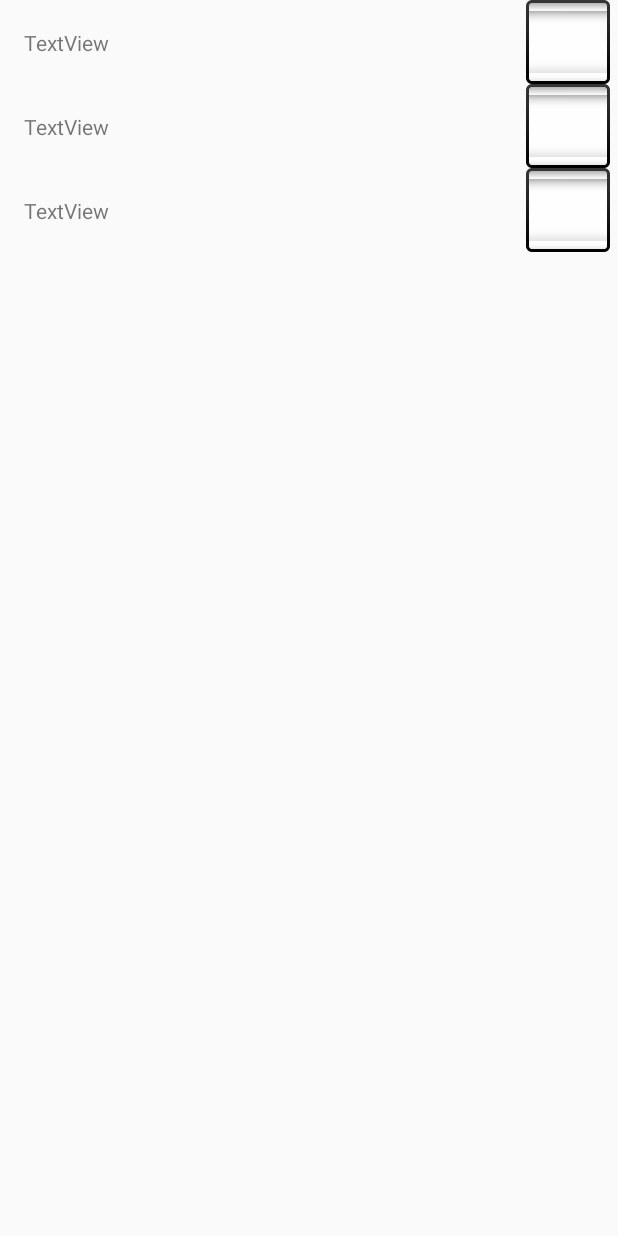
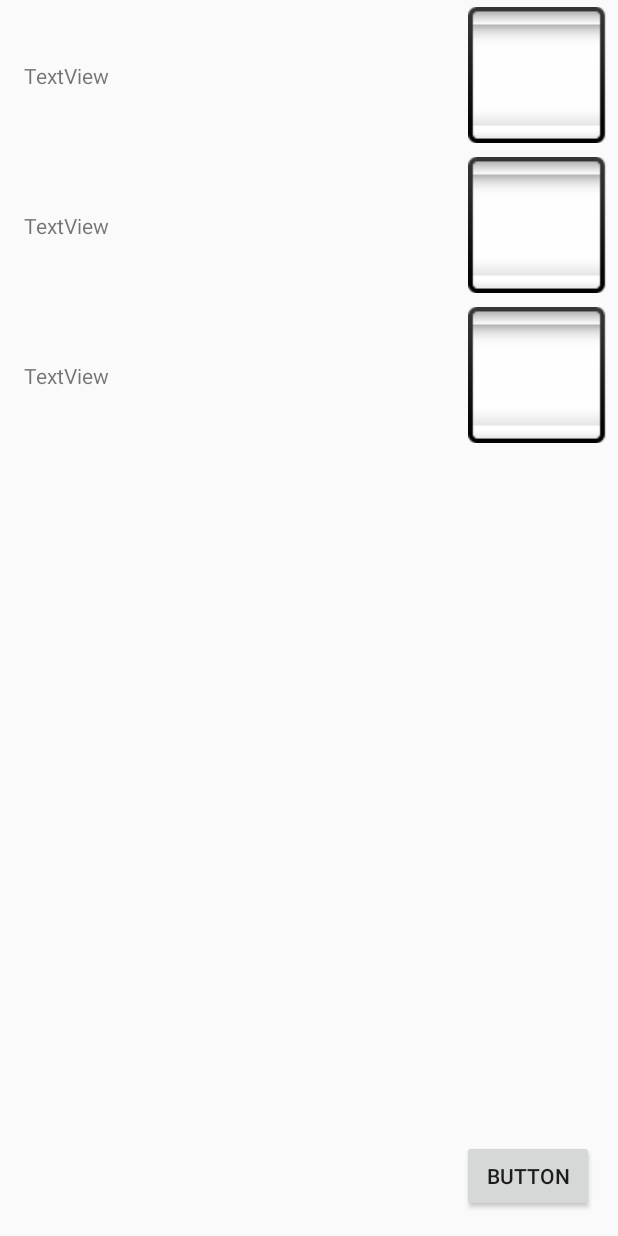
Before and after one commit to ErichComparin/App-Projeto-Aplicado-IGTI---Java-Android, an Android app: the layout activity_foto_list.xml on its own in the app's theme, with its tools: preview values and no code run, on a phone screen of 412 x 824 dp. Run offline under Robolectric (Android 15) with nearby library versions, the phone set to English and light mode, and no system bars.

Commit message:
Commit 04/11

```diff
--- a/app/src/main/res/layout/activity_foto_list.xml
+++ b/app/src/main/res/layout/activity_foto_list.xml
@@ -23,6 +23,17 @@
             app:layout_constraintStart_toStartOf="parent"
             app:layout_constraintTop_toTopOf="parent"
             tools:listitem="@layout/foto_line" />
+
+        <Button
+            android:id="@+id/button3"
+            android:layout_width="wrap_content"
+            android:layout_height="wrap_content"
+            android:layout_marginEnd="16dp"
+            android:layout_marginBottom="16dp"
+            android:onClick="onInsClick"
+            android:text="Button"
+            app:layout_constraintBottom_toBottomOf="parent"
+            app:layout_constraintEnd_toEndOf="parent" />
     </androidx.constraintlayout.widget.ConstraintLayout>
 
 </layout>
--- a/app/src/main/res/layout/foto_line.xml
+++ b/app/src/main/res/layout/foto_line.xml
@@ -19,8 +19,8 @@
 
     <ImageView
         android:id="@+id/imagem"
-        android:layout_width="wrap_content"
-        android:layout_height="wrap_content"
+        android:layout_width="100dp"
+        android:layout_height="100dp"
         app:layout_constraintBottom_toBottomOf="parent"
         app:layout_constraintEnd_toEndOf="parent"
         app:layout_constraintTop_toTopOf="parent"
--- /dev/null
+++ b/app/src/main/res/xml/file_paths.xml
@@ -0,0 +1,4 @@
+<?xml version="1.0" encoding="utf-8"?>
+<paths xmlns:android="http://schemas.android.com/apk/res/android">
+    <external-path name="my_images" path="Android/data/app.ec.com.apppa/files/Pictures" />
+</paths>
```
Also changed, not shown: app/build.gradle (+8 -0 lines), app/src/main/AndroidManifest.xml (+15 -0 lines), app/src/main/java/app/ec/com/apppa/FotoListViewModel.java (+34 -2 lines), app/src/main/java/app/ec/com/apppa/LayerView/FotoListActivity.java (+38 -0 lines), app/src/main/java/app/ec/com/apppa/RecyclerViews/FotoLineAdapter.java (+0 -16 lines).
